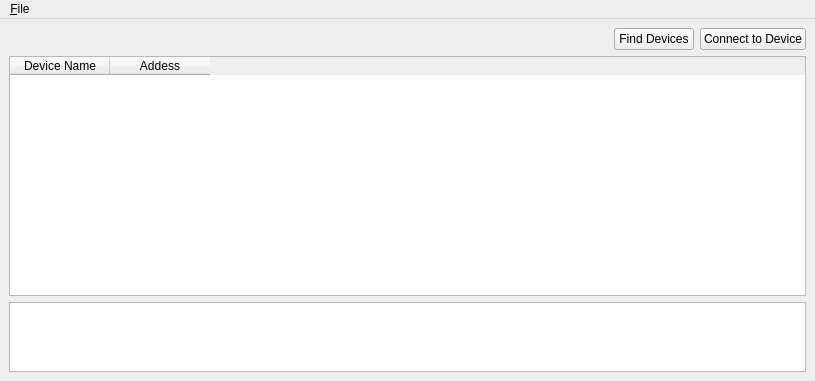
This is mainwindow.ui in miracletech322/GestureApp as Qt 5 draws it before an edit. The edited form follows.
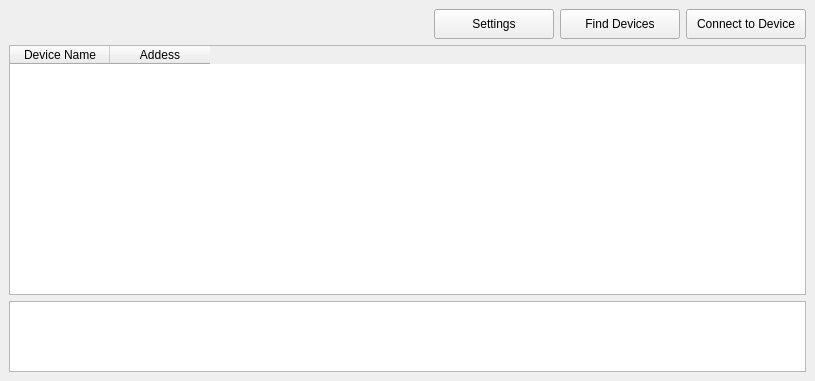
This is the edited form.

Commit message: Settings Dialog

Diff of the .ui file:
```diff
--- a/mainwindow.ui
+++ b/mainwindow.ui
@@ -32,8 +32,27 @@
           </property>
          </spacer>
         </item>
+        <item>
+         <widget class="QPushButton" name="btnSettings">
+          <property name="minimumSize">
+           <size>
+            <width>120</width>
+            <height>30</height>
+           </size>
+          </property>
+          <property name="text">
+           <string>Settings</string>
+          </property>
+         </widget>
+        </item>
         <item>
          <widget class="QPushButton" name="btnFindDevice">
+          <property name="minimumSize">
+           <size>
+            <width>120</width>
+            <height>30</height>
+           </size>
+          </property>
           <property name="text">
            <string>Find Devices</string>
           </property>
@@ -41,6 +60,12 @@
         </item>
         <item>
          <widget class="QPushButton" name="btnConnectDevice">
+          <property name="minimumSize">
+           <size>
+            <width>120</width>
+            <height>30</height>
+           </size>
+          </property>
           <property name="text">
            <string>Connect to Device</string>
           </property>
@@ -72,26 +97,6 @@
     </item>
    </layout>
   </widget>
-  <widget class="QMenuBar" name="menubar">
-   <property name="geometry">
-    <rect>
-     <x>0</x>
-     <y>0</y>
-     <width>815</width>
-     <height>21</height>
-    </rect>
-   </property>
-   <widget class="QMenu" name="menu_File">
-    <property name="title">
-     <string>&amp;File</string>
-    </property>
-    <addaction name="actionSaveSettings"/>
-    <addaction name="actionLoadSettings"/>
-    <addaction name="separator"/>
-    <addaction name="actionExitApp"/>
-   </widget>
-   <addaction name="menu_File"/>
-  </widget>
   <action name="actionSaveSettings">
    <property name="text">
     <string>Save Settings</string>
```
Left out of the diff: 7 changed lines with no effect on the pictures. The commit also changes 9 other files.
